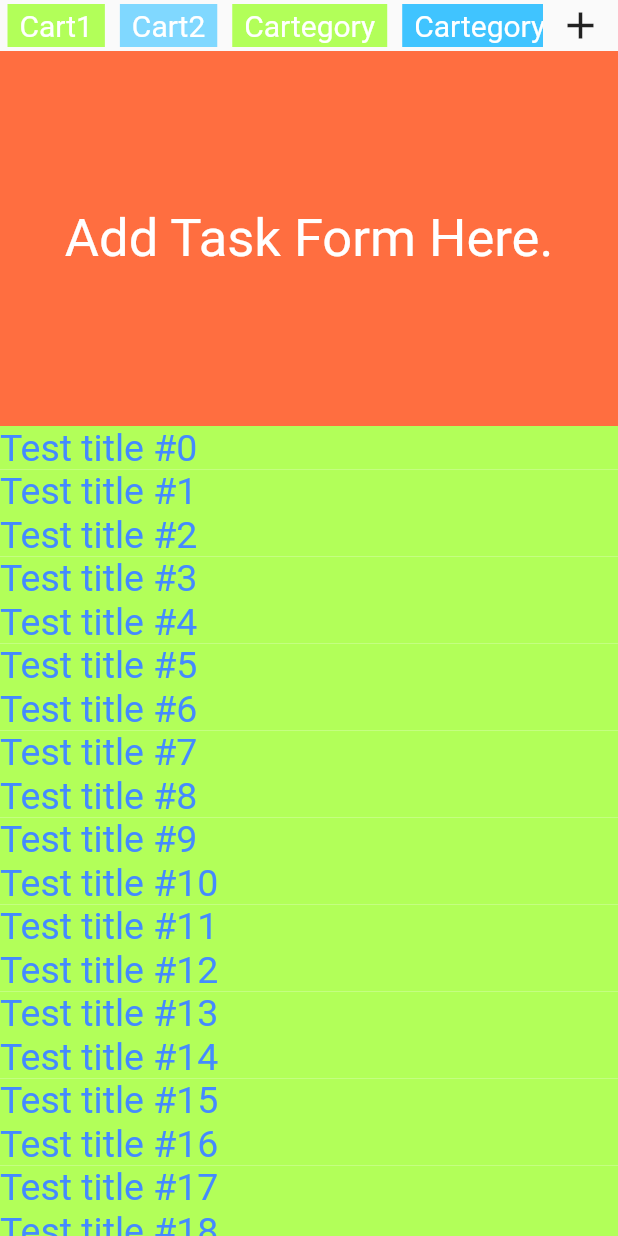
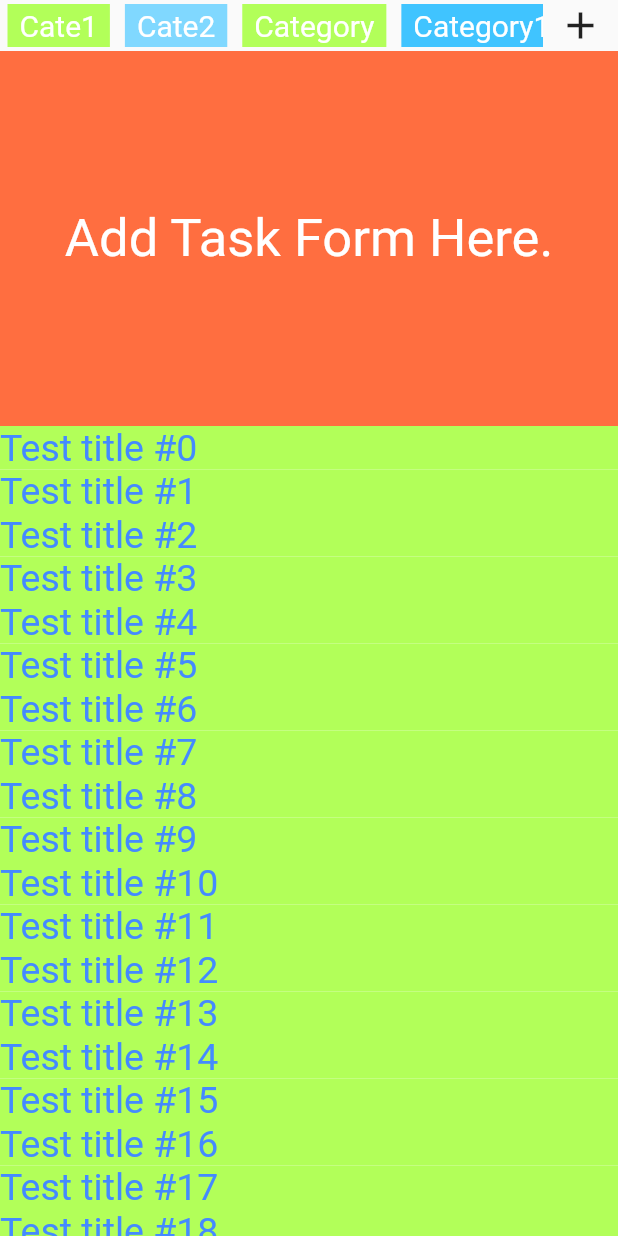
Before and after one commit to FlowerfulFort/scrollv2, a Flutter app: the screen it shows after launch, on a phone screen of 412 x 824 dp. Run offline on Flutter 3.47's test engine with Material 2 defaults, Android fonts, the phone set to English and light mode, and no system bars; our stand-ins replace time; missing offline and left inert: dart:ffi.

```diff
--- a/lib/CategoryView.dart
+++ b/lib/CategoryView.dart
@@ -1,15 +1,14 @@
 import 'package:flutter/material.dart';
-import 'package:scrollv2/CategoryView.dart';
-
-class CartegoryView extends StatefulWidget {
+import 'dart:developer' as dev;
+class CategoryView extends StatefulWidget {
   final Function refreshCallBack;
-  CartegoryView({required this.refreshCallBack});
+  CategoryView({required this.refreshCallBack});
 
   @override
-  CartegoryViewState createState() => CartegoryViewState();
+  CategoryViewState createState() => CategoryViewState();
 }
 
-class CartegoryViewState extends State<CartegoryView> {
+class CategoryViewState extends State<CategoryView> {
   @override
   Widget build(BuildContext context) {
     return Container(
@@ -46,27 +45,30 @@ class CartegoryViewState extends State<CartegoryView> {
               scrollDirection: Axis.horizontal,
               child: Row(
                 children: <Widget>[
-                  Cartegory(title: 'Cart1', color: Colors.lightGreenAccent),
-                  Cartegory(title: 'Cart2', color: Colors.lightBlueAccent.shade100),
-                  Cartegory(title: 'Cartegory', color: Colors.lightGreenAccent),
-                  Cartegory(title: 'Cartegory12', color: Colors.lightBlueAccent),
-                  Cartegory(title: 'Cart6534', color: Colors.lightGreenAccent),
-                  Cartegory(title: 'Cart19749', color: Colors.lightBlueAccent),
+                  Category(title: 'Cate1', color: Colors.lightGreenAccent),
+                  Category(title: 'Cate2', color: Colors.lightBlueAccent.shade100),
+                  Category(title: 'Category', color: Colors.lightGreenAccent),
+                  Category(title: 'Category12', color: Colors.lightBlueAccent),
+                  Category(title: 'Cate6534', color: Colors.lightGreenAccent),
+                  Category(title: 'Cate19749', color: Colors.lightBlueAccent),
                 ],
               ),
             ),
           ),
-          Container(
+          GestureDetector(
+            child: Container(    // Add Category button.
               margin: const EdgeInsets.only(left: 10, right: 10),
               child: const Icon(Icons.add, size:30),
-          )
+            ),
+            onTap: () => dev.log('Add category button clicked at ${DateTime.now()}')
+          ),
         ],
       ),
     );
   }
 }
 
-class Cartegory extends StatelessWidget {
+class Category extends StatelessWidget {
   final String title;
   final Color color;
   final double height=30;
@@ -74,16 +76,22 @@ class Cartegory extends StatelessWidget {
     color: Colors.white,
     fontSize: 20,
   );
-  Cartegory({required this.title, required this.color});
+  Category({required this.title, required this.color});
   @override
   Widget build(BuildContext context) {
-    return Container(
+    return LongPressDraggable(
+      onDragStarted: () => dev.log('Drag Category: $title at ${DateTime.now()}'),
+      childWhenDragging: Container(),
+      feedback: Material(child: this),
+      child: Container(
         color: color,
         margin: const EdgeInsets.only(left: 5.0, right: 5.0),
         padding: const EdgeInsets.only(left: 8, right: 8, top: 3, bottom: 3),
         child: Center(
           child: Text(title, style: textStyle),
-      )
+        ),
+      ),
+      //onLongPress: () => dev.log('Category Long Pressed: $title at ${DateTime.now()}'),
     );
   }
 }
--- a/lib/main.dart
+++ b/lib/main.dart
@@ -17,17 +17,20 @@ class MyApp extends StatelessWidget {
   @override
   Widget build(BuildContext context) {
     return MaterialApp(
-      title: 'Startup Ints Generator',
+      title: 'Scroll',
       home: Scaffold(
-        body: Container(
-          child: Column(
-            children: [
-              CartegoryView(refreshCallBack: refresh),
-              AddTaskForm(),
-              Expanded(child: TaskScrollView(refreshCallBack: refresh)),
-            ],
+        body: SafeArea(   // 또는, padding을 상태창 높이만큼 주면 됨. MediaQuery.of(context).padding.top;
+          child: Container(
+            child: Column(
+              children: [
+                CategoryView(refreshCallBack: refresh),
+                AddTaskForm(),
+                Expanded(child: TaskScrollView(refreshCallBack: refresh)),
+              ],
+            ),
           ),
         ),
+        extendBody: true,
       ),
     );
   }
```
Lines whose indentation alone changed are shown as unchanged.
